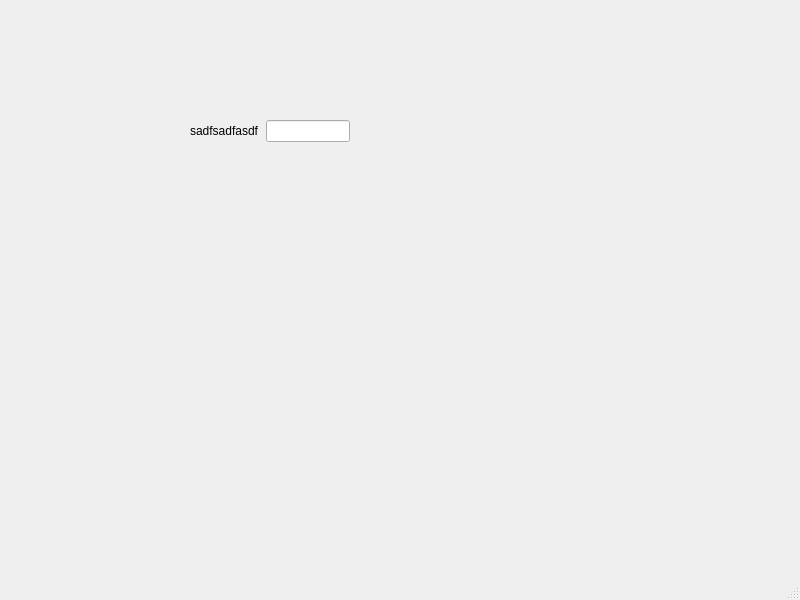
Qt form CarExhibitionManagement/UI/MainWindow.ui (behruzsayyadi/AP98Project) before a commit.
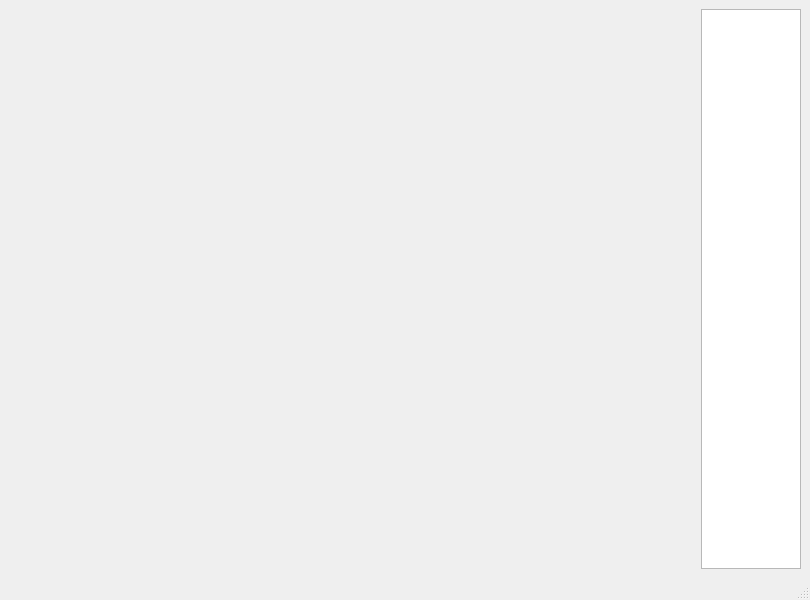
The same form after that commit. Custom widgets are drawn as their Qt base class.

Patch:
```diff
--- a/CarExhibitionManagement/UI/MainWindow.ui
+++ b/CarExhibitionManagement/UI/MainWindow.ui
@@ -6,7 +6,7 @@
    <rect>
     <x>0</x>
     <y>0</y>
-    <width>800</width>
+    <width>810</width>
     <height>600</height>
    </rect>
   </property>
@@ -14,31 +14,29 @@
    <string>MainWindow</string>
   </property>
   <widget class="QWidget" name="centralwidget">
-   <widget class="QWidget" name="formLayoutWidget">
-    <property name="geometry">
-     <rect>
-      <x>190</x>
-      <y>120</y>
-      <width>160</width>
-      <height>80</height>
-     </rect>
-    </property>
-    <layout class="QFormLayout" name="formLayout">
-     <item row="0" column="0">
-      <widget class="QLabel" name="label">
-       <property name="text">
-        <string>sadfsadfasdf</string>
-       </property>
-       <property name="buddy">
-        <cstring>lineEdit</cstring>
-       </property>
-      </widget>
-     </item>
-     <item row="0" column="1">
-      <widget class="QLineEdit" name="lineEdit"/>
-     </item>
-    </layout>
-   </widget>
+   <layout class="QGridLayout" name="gridLayout">
+    <item row="0" column="1">
+     <widget class="QListView" name="listView">
+      <property name="maximumSize">
+       <size>
+        <width>100</width>
+        <height>16777215</height>
+       </size>
+      </property>
+     </widget>
+    </item>
+    <item row="0" column="0">
+     <widget class="QStackedWidget" name="stackedWidget">
+      <property name="currentIndex">
+       <number>3</number>
+      </property>
+      <widget class="QWidget" name="welcome"/>
+      <widget class="Widget_signin" name="signin"/>
+      <widget class="Widget_signup" name="signup"/>
+      <widget class="QWidget" name="home"/>
+     </widget>
+    </item>
+   </layout>
   </widget>
   <widget class="QMenuBar" name="menubar">
    <property name="geometry">
@@ -52,6 +50,20 @@
   </widget>
   <widget class="QStatusBar" name="statusbar"/>
  </widget>
+ <customwidgets>
+  <customwidget>
+   <class>Widget_signin</class>
+   <extends>QWidget</extends>
+   <header>UI/Widget_signin.h</header>
+   <container>1</container>
+  </customwidget>
+  <customwidget>
+   <class>Widget_signup</class>
+   <extends>QWidget</extends>
+   <header>UI/Widget_signup.h</header>
+   <container>1</container>
+  </customwidget>
+ </customwidgets>
  <resources/>
  <connections/>
 </ui>
```
Left out of the diff: 2 changed lines with no effect on the pictures.
